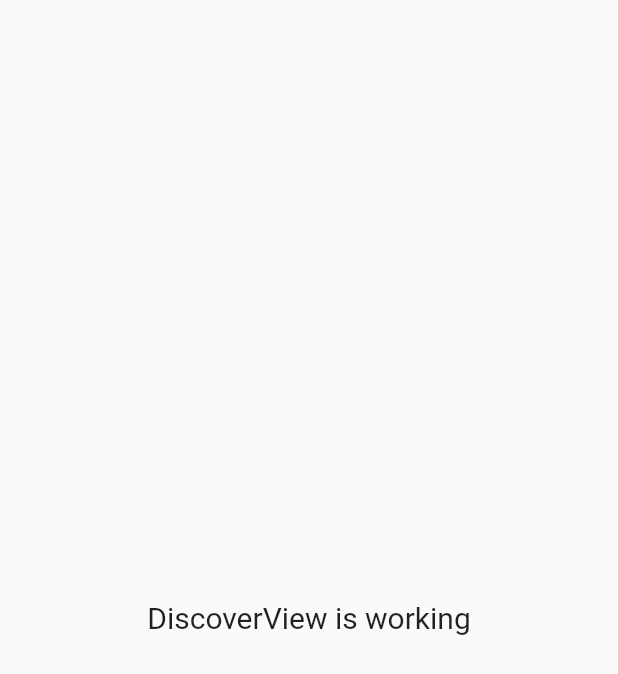
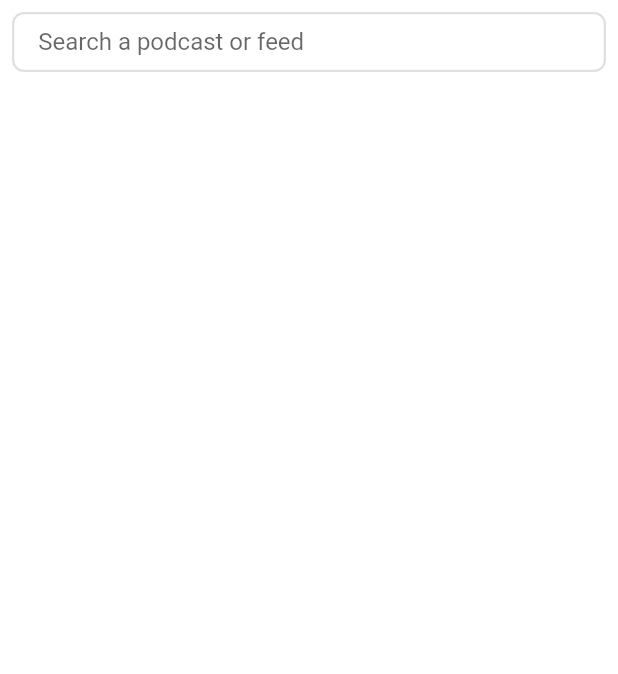
Before and after one commit to fengwensheng/flutter_agora, a Flutter app: the DiscoverView screen opened by its route, on a phone screen of 412 x 824 dp. Shown: the top 674 px of the screen. Run offline on Flutter 3.47's test engine with Material 2 defaults, Android fonts, the light colour scheme and no system bars; our stand-ins replace get.

Commit message:
add discover:search ui

```diff
--- a/lib/app/modules/home/discover/discover_view.dart
+++ b/lib/app/modules/home/discover/discover_view.dart
@@ -1,19 +1,40 @@
+import 'dart:developer';
+
 import 'package:flutter/material.dart';
-
 import 'package:get/get.dart';
-
 import 'discover_controller.dart';
 
 class DiscoverView extends GetView<DiscoverController> {
+  void _search(String keywords) => log('$keywords');
+
   @override
-  Widget build(BuildContext context) {
-    return Scaffold(
-      body: Center(
-        child: Text(
-          'DiscoverView is working',
-          style: TextStyle(fontSize: 20),
+  Widget build(_) => Container(
+        alignment: Alignment.topCenter,
+        color: Colors.white,
+        child: Container(
+          alignment: Alignment.center,
+          height: 40.0,
+          margin: EdgeInsets.all(8.0),
+          decoration: BoxDecoration(
+            border: Border.all(
+              color: Colors.grey[300]!,
+              width: 1.5,
+            ),
+            borderRadius: BorderRadius.all(Radius.circular(8.0)),
+          ),
+          child: TextField(
+            onSubmitted: _search,
+            cursorColor: Colors.black,
+            decoration: InputDecoration(
+              hintText: 'Search a podcast or feed',
+              contentPadding: EdgeInsets.symmetric(
+                horizontal: 16.0,
+              ),
+              border: OutlineInputBorder(
+                borderSide: BorderSide.none,
+              ),
+            ),
+          ),
         ),
-      ),
-    );
-  }
+      );
 }
```
Also changed, not shown: preview/discover_search.jpeg (added), pubspec.lock, 1 other file.
